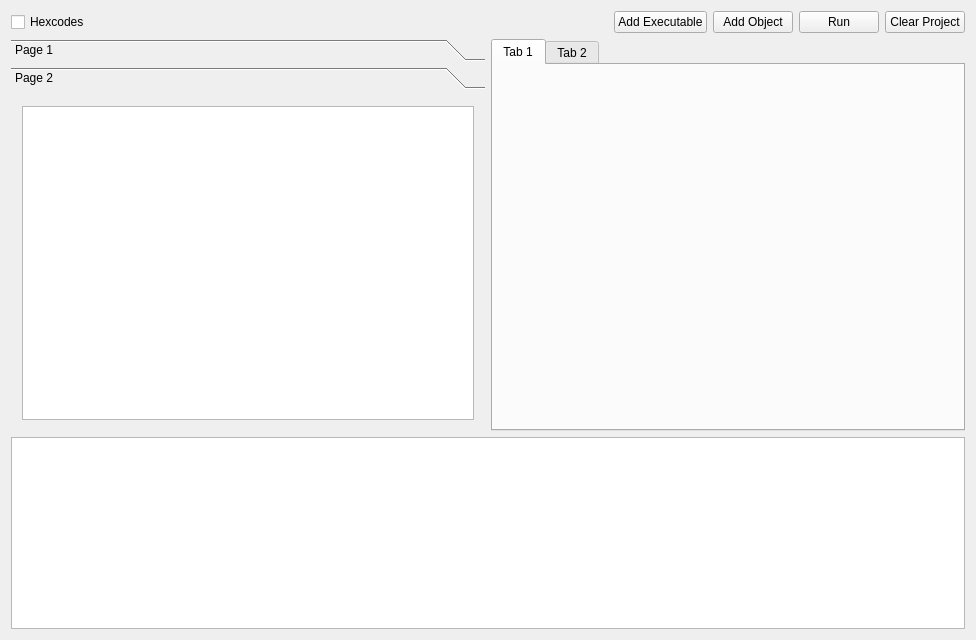
The window that new-version/mainwindow.ui (Eteru/ELF-Detective) describes before a commit, drawn with Qt 5.
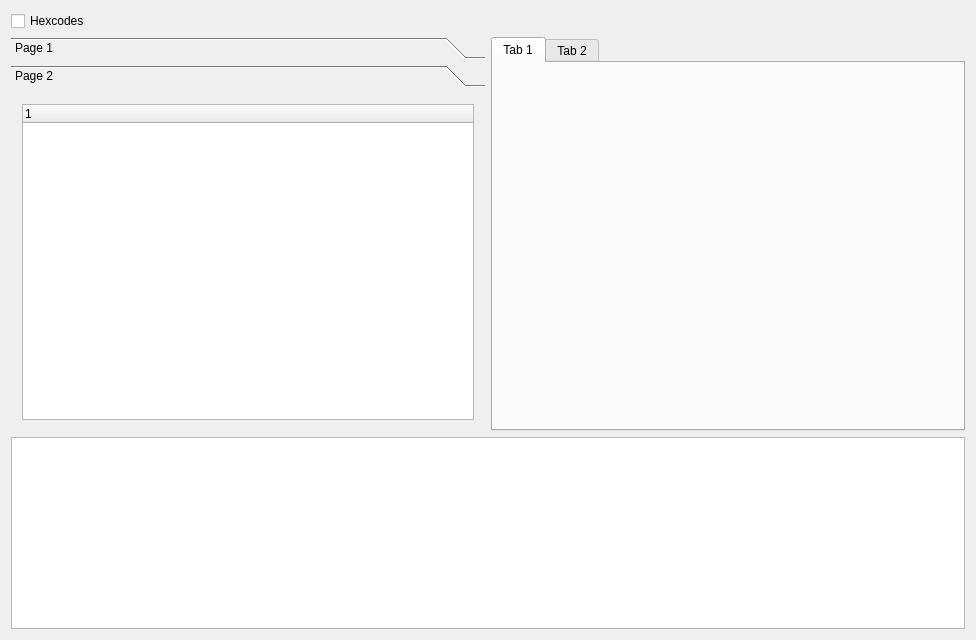
The same window after the commit. The open tabs and pages were chosen to show the change.

The edit to the form file:
```diff
--- a/new-version/mainwindow.ui
+++ b/new-version/mainwindow.ui
@@ -52,29 +52,69 @@
           </item>
           <item>
            <widget class="QPushButton" name="addExe">
+            <property name="toolTip">
+             <string>Add executable file (CTRL+E)</string>
+            </property>
+            <property name="styleSheet">
+             <string notr="true">QPushButton {
+    border-width: 0;
+    border-radius: 0;
+    padding: 0;
+}</string>
+            </property>
             <property name="text">
-             <string>Add Executable</string>
+             <string/>
             </property>
            </widget>
           </item>
           <item alignment="Qt::AlignRight">
            <widget class="QPushButton" name="addObj">
+            <property name="toolTip">
+             <string>Add object file (CTRL+O)</string>
+            </property>
+            <property name="styleSheet">
+             <string notr="true">QPushButton {
+    border-width: 0;
+    border-radius: 0;
+    padding: 0;
+}</string>
+            </property>
             <property name="text">
-             <string>Add Object</string>
+             <string/>
             </property>
            </widget>
           </item>
           <item>
            <widget class="QPushButton" name="runProj">
+            <property name="toolTip">
+             <string>Run project (CTRL+R)</string>
+            </property>
+            <property name="styleSheet">
+             <string notr="true">QPushButton {
+    border-width: 0;
+    border-radius: 0;
+    padding: 0;
+}</string>
+            </property>
             <property name="text">
-             <string>Run</string>
+             <string/>
             </property>
            </widget>
           </item>
           <item alignment="Qt::AlignRight">
            <widget class="QPushButton" name="clearProj">
+            <property name="toolTip">
+             <string>Clear Project (CTRL+C)</string>
+            </property>
+            <property name="styleSheet">
+             <string notr="true">QPushButton {
+    border-width: 0;
+    border-radius: 0;
+    padding: 0;
+}</string>
+            </property>
             <property name="text">
-             <string>Clear Project</string>
+             <string/>
             </property>
            </widget>
           </item>
@@ -113,7 +153,7 @@
              <x>0</x>
              <y>0</y>
              <width>474</width>
-             <height>319</height>
+             <height>324</height>
             </rect>
            </property>
            <attribute name="label">
@@ -121,7 +161,23 @@
            </attribute>
            <layout class="QHBoxLayout" name="horizontalLayout_7">
             <item>
-             <widget class="QTreeView" name="exeFunctionsTree"/>
+             <widget class="QTreeWidget" name="exeFunctionsTree">
+              <property name="styleSheet">
+               <string notr="true">QTreeView::item:selected {
+    background: #99ff99;
+	color: #000;
+}
+QTreeView::item:selected:!active {
+	background: #99ff99;
+	color: #000;
+}</string>
+              </property>
+              <column>
+               <property name="text">
+                <string notr="true">1</string>
+               </property>
+              </column>
+             </widget>
             </item>
            </layout>
           </widget>
```
Left out of the diff: 19 changed lines with no effect on the pictures.
